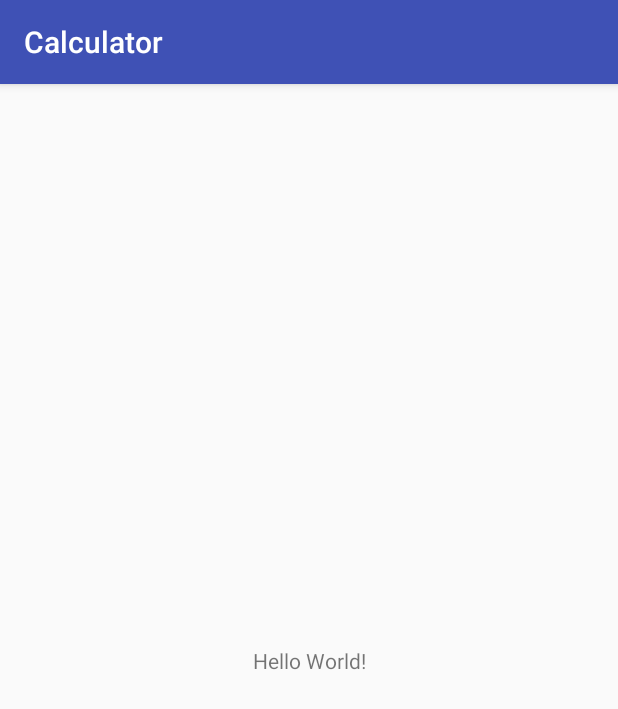
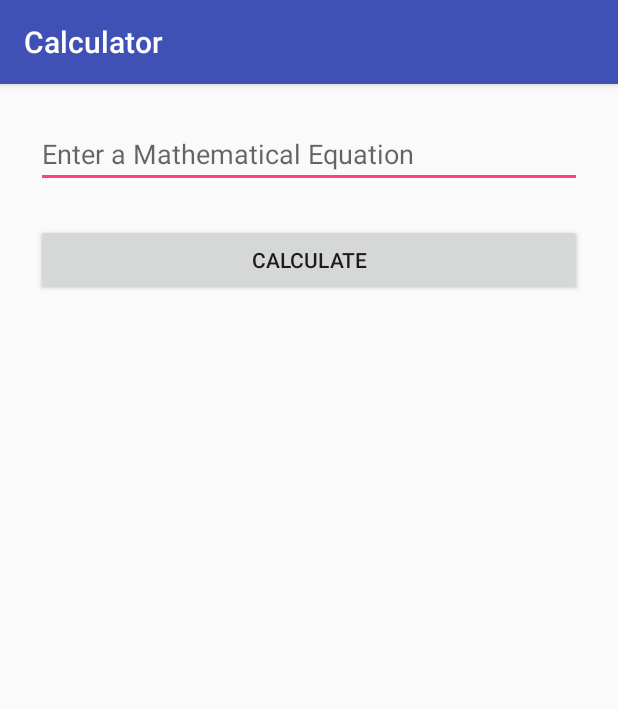
Before and after one commit to engchoi/Calculator, an Android app: the screen it shows after launch (MainActivity), on a phone screen of 412 x 824 dp. Shown: the top 709 px of the screen. Run offline under Robolectric (Android 15) with nearby library versions, the phone set to English and light mode, and no system bars.

Commit message:
It takes a string and prints it out.

```diff
--- a/app/src/main/java/com/example/jchoi/calculator/MainActivity.java
+++ b/app/src/main/java/com/example/jchoi/calculator/MainActivity.java
@@ -2,12 +2,32 @@ package com.example.jchoi.calculator;
 
 import android.support.v7.app.AppCompatActivity;
 import android.os.Bundle;
+import android.view.View;
+import android.widget.Button;
+import android.widget.EditText;
+import android.widget.TextView;
 
 public class MainActivity extends AppCompatActivity {
+    Button calcButton;
+    EditText equationEditText;
+    TextView resultTextView;
 
     @Override
     protected void onCreate(Bundle savedInstanceState) {
         super.onCreate(savedInstanceState);
         setContentView(R.layout.activity_main);
+
+        equationEditText = (EditText)findViewById(R.id.editText);
+        resultTextView = (TextView)findViewById(R.id.textView);
+        calcButton = (Button)findViewById(R.id.button);
+        ButtonEventListener listener = new ButtonEventListener();
+        calcButton.setOnClickListener(listener);
+    }
+
+    private class ButtonEventListener implements View.OnClickListener {
+        public void onClick(View view) {
+            String equation = equationEditText.getText().toString();
+            resultTextView.setText(equation);
+        }
     }
 }
--- a/app/src/main/res/layout/activity_main.xml
+++ b/app/src/main/res/layout/activity_main.xml
@@ -7,12 +7,56 @@
     tools:context="com.example.jchoi.calculator.MainActivity">
 
     <TextView
-        android:layout_width="wrap_content"
+        android:id="@+id/textView"
+        android:layout_width="0dp"
         android:layout_height="wrap_content"
-        android:text="Hello World!"
-        app:layout_constraintBottom_toBottomOf="parent"
+        android:layout_marginEnd="24dp"
+        android:layout_marginLeft="24dp"
+        android:layout_marginRight="24dp"
+        android:layout_marginStart="24dp"
+        android:layout_marginTop="24dp"
+        android:textSize="24sp"
+        app:layout_constraintHorizontal_bias="0.0"
         app:layout_constraintLeft_toLeftOf="parent"
         app:layout_constraintRight_toRightOf="parent"
-        app:layout_constraintTop_toTopOf="parent" />
+        app:layout_constraintTop_toBottomOf="@+id/button"
+        tools:layout_constraintLeft_creator="1"
+        tools:layout_constraintRight_creator="1" />
+
+    <EditText
+        android:id="@+id/editText"
+        android:layout_width="0dp"
+        android:layout_height="wrap_content"
+        android:ems="10"
+        android:inputType="text"
+        android:text=""
+        android:hint="@string/editTextHint"
+        app:layout_constraintTop_toTopOf="parent"
+        android:layout_marginTop="24dp"
+        android:layout_marginLeft="24dp"
+        app:layout_constraintLeft_toLeftOf="parent"
+        android:layout_marginRight="24dp"
+        app:layout_constraintRight_toRightOf="parent"
+        tools:layout_constraintRight_creator="1"
+        android:layout_marginStart="24dp"
+        android:layout_marginEnd="24dp"
+        tools:layout_constraintLeft_creator="1" />
+
+    <Button
+        android:id="@+id/button"
+        android:layout_width="0dp"
+        android:layout_height="wrap_content"
+        android:text="@string/calcButton"
+        android:layout_marginTop="24dp"
+        app:layout_constraintTop_toBottomOf="@+id/editText"
+        android:layout_marginLeft="24dp"
+        app:layout_constraintLeft_toLeftOf="parent"
+        android:layout_marginRight="24dp"
+        app:layout_constraintRight_toRightOf="parent"
+        tools:layout_constraintRight_creator="1"
+        android:layout_marginStart="24dp"
+        android:layout_marginEnd="24dp"
+        tools:layout_constraintLeft_creator="1"
+        app:layout_constraintHorizontal_bias="0.0" />
 
 </android.support.constraint.ConstraintLayout>
--- a/app/src/main/res/values/strings.xml
+++ b/app/src/main/res/values/strings.xml
@@ -1,3 +1,5 @@
 <resources>
     <string name="app_name">Calculator</string>
+    <string name="calcButton">CALCULATE</string>
+    <string name="editTextHint">Enter a Mathematical Equation</string>
 </resources>
```
